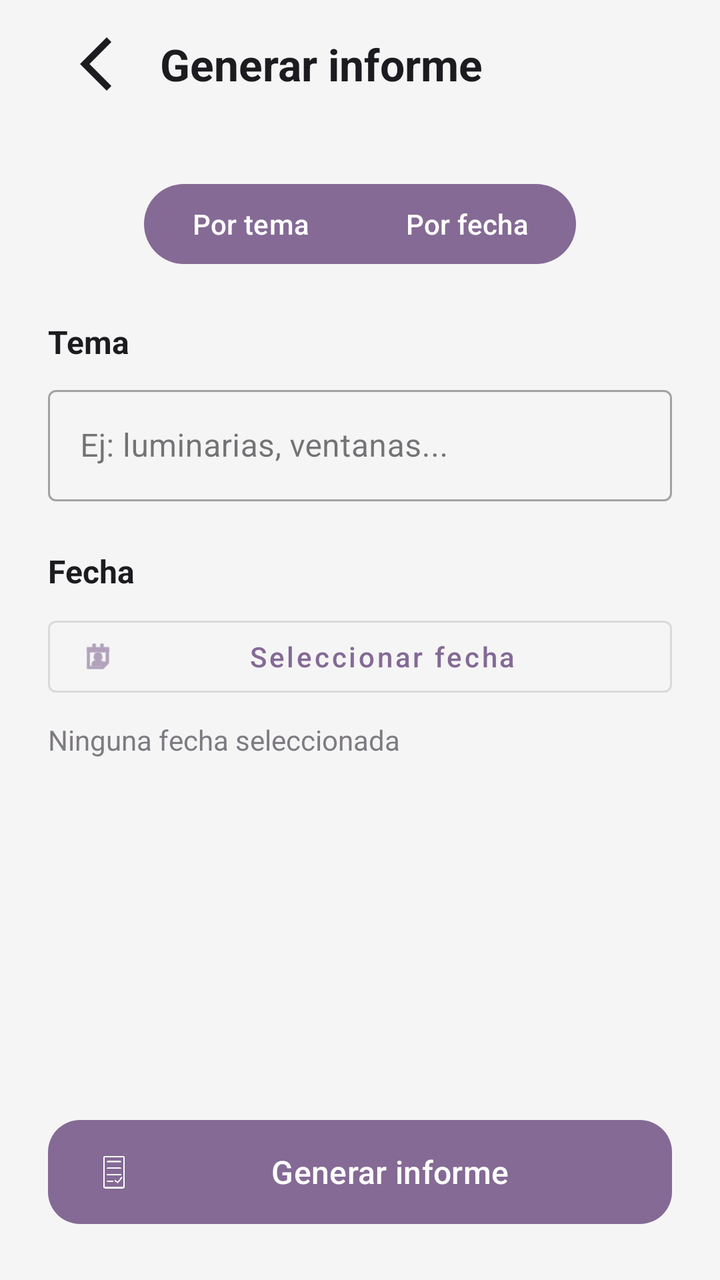
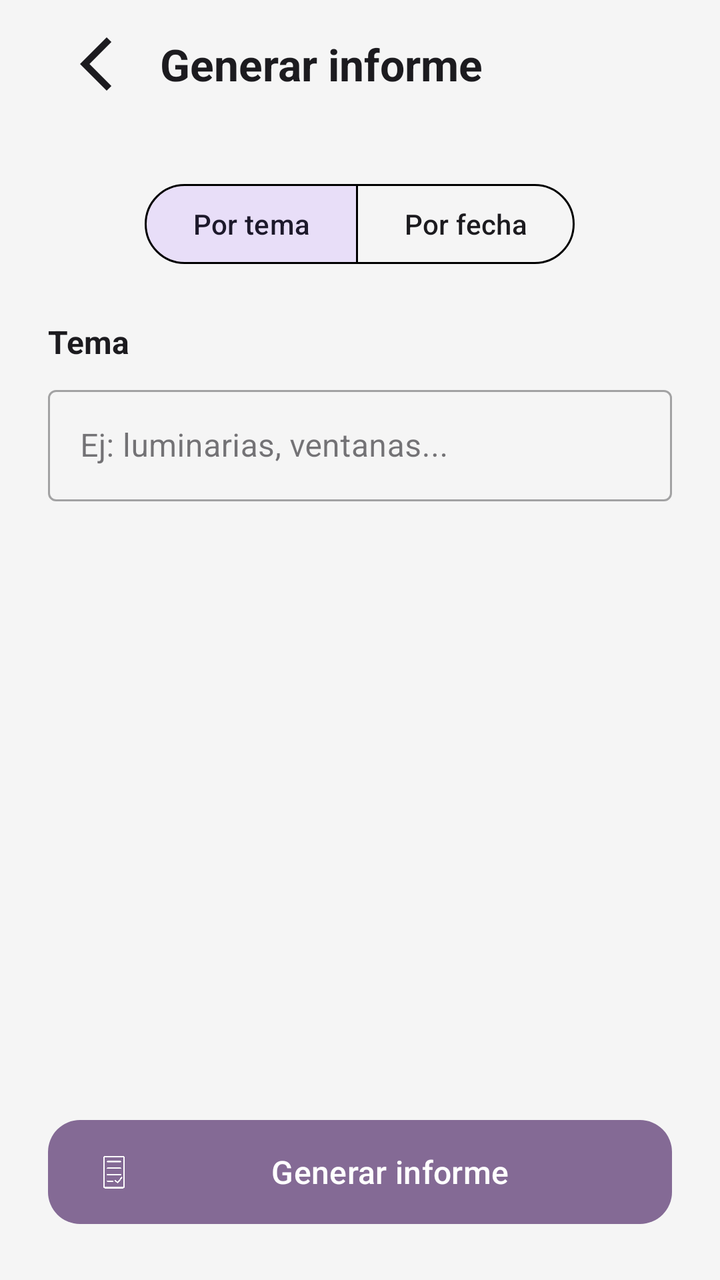

Two renders of the same Android screen: before a commit and after it. Below are the layout's source before the change and the commit's diff.
<!-- AndroidManifest.xml: application theme Theme.BuildLogAI -->
<!-- res/layout/activity_generate_report.xml -->
<?xml version="1.0" encoding="utf-8"?>
<androidx.constraintlayout.widget.ConstraintLayout
    xmlns:android="http://schemas.android.com/apk/res/android"
    xmlns:app="http://schemas.android.com/apk/res-auto"
    android:layout_width="match_parent"
    android:layout_height="match_parent"
    android:background="?android:attr/colorBackground"
    android:fitsSystemWindows="true">

    
    <LinearLayout
        android:id="@+id/layoutHeader"
        android:layout_width="0dp"
        android:layout_height="wrap_content"
        android:orientation="horizontal"
        android:padding="16dp"
        android:gravity="center_vertical"
        app:layout_constraintTop_toTopOf="parent"
        app:layout_constraintStart_toStartOf="parent"
        app:layout_constraintEnd_toEndOf="parent">

        <ImageView
            android:id="@+id/btnBack"
            android:layout_width="32dp"
            android:layout_height="32dp"
            android:layout_marginStart="16dp"
            android:src="@drawable/outline_arrow_back_ios_new_24"
            android:contentDescription="@string/common_cancel"
            android:clickable="true"
            android:focusable="true"
            app:tint="?attr/colorOnSurface"
            android:background="?attr/selectableItemBackgroundBorderless"
            app:layout_constraintTop_toTopOf="@id/tvTitle"
            app:layout_constraintBottom_toBottomOf="@id/tvTitle"
            app:layout_constraintStart_toStartOf="parent" />

        <TextView
            android:layout_width="wrap_content"
            android:layout_height="wrap_content"
            android:text="Generar informe"
            android:textSize="22sp"
            android:textStyle="bold"
            android:textColor="?attr/colorOnSurface"
            android:layout_marginStart="16dp"/>
    </LinearLayout>

    
    <LinearLayout
        android:id="@+id/layoutContent"
        android:layout_width="0dp"
        android:layout_height="wrap_content"
        android:orientation="vertical"
        android:padding="24dp"
        app:layout_constraintTop_toBottomOf="@id/layoutHeader"
        app:layout_constraintStart_toStartOf="parent"
        app:layout_constraintEnd_toEndOf="parent">

    
    <com.google.android.material.button.MaterialButtonToggleGroup
        android:id="@+id/toggleMode"
        android:layout_width="wrap_content"
        android:layout_height="wrap_content"
        android:layout_marginBottom="24dp"
        android:layout_gravity="center_horizontal"
        app:singleSelection="true">

        <com.google.android.material.button.MaterialButton
            android:id="@+id/btnModeTopic"
            android:layout_width="wrap_content"
            android:layout_height="wrap_content"
            android:text="Por tema"/>

        <com.google.android.material.button.MaterialButton
            android:id="@+id/btnModeDate"
            android:layout_width="wrap_content"
            android:layout_height="wrap_content"
            android:text="Por fecha"/>

    </com.google.android.material.button.MaterialButtonToggleGroup>

    
    <TextView
        android:id="@+id/tvTopicLabel"
        android:layout_width="wrap_content"
        android:layout_height="wrap_content"
        android:text="Tema"
        android:textStyle="bold"
        android:textSize="16sp"
        android:textColor="?attr/colorOnSurface"/>

    <com.google.android.material.textfield.TextInputLayout
        android:id="@+id/layoutTopic"
        android:layout_width="match_parent"
        android:layout_height="wrap_content"
        android:layout_marginTop="8dp"
        style="@style/Widget.MaterialComponents.TextInputLayout.OutlinedBox">

        <com.google.android.material.textfield.TextInputEditText
            android:id="@+id/etTopic"
            android:layout_width="match_parent"
            android:layout_height="wrap_content"
            android:hint="Ej: luminarias, ventanas..."
            android:textColor="?attr/colorOnSurface"
            android:inputType="text"/>

    </com.google.android.material.textfield.TextInputLayout>

    
    <TextView
        android:id="@+id/tvDateLabel"
        android:layout_width="wrap_content"
        android:layout_height="wrap_content"
        android:layout_marginTop="24dp"
        android:text="Fecha"
        android:textStyle="bold"
        android:textSize="16sp"
        android:textColor="?attr/colorOnSurface"/>

    <com.google.android.material.button.MaterialButton
        android:id="@+id/btnSelectDate"
        style="@style/Widget.MaterialComponents.Button.OutlinedButton"
        android:layout_width="match_parent"
        android:layout_height="wrap_content"
        android:layout_marginTop="8dp"
        android:text="Seleccionar fecha"
        android:textAllCaps="false"
        app:icon="@android:drawable/ic_menu_my_calendar"
        app:iconTint="?attr/colorPrimary"/>

    <TextView
        android:id="@+id/tvSelectedDate"
        android:layout_width="wrap_content"
        android:layout_height="wrap_content"
        android:layout_marginTop="8dp"
        android:text="Ninguna fecha seleccionada"
        android:textColor="?attr/colorOnSurfaceVariant"
        android:alpha="0.7"/>
    </LinearLayout>

    
    <com.google.android.material.button.MaterialButton
        android:id="@+id/btnGenerate"
        android:layout_width="0dp"
        android:layout_height="60dp"
        android:layout_margin="24dp"
        android:text="Generar informe"
        android:textAllCaps="false"
        android:minHeight="60dp"
        app:backgroundTint="?attr/colorPrimary"
        android:textColor="?attr/colorOnPrimary"
        app:icon="@drawable/ic_report"
        app:iconPadding="12dp"
        app:iconTint="?attr/colorOnPrimary"
        app:layout_constraintBottom_toBottomOf="parent"
        app:layout_constraintStart_toStartOf="parent"
        app:layout_constraintEnd_toEndOf="parent"
        android:textSize="16sp"
        app:cornerRadius="16dp"/>

    <ProgressBar
        android:id="@+id/progressBar"
        android:layout_width="wrap_content"
        android:layout_height="wrap_content"
        android:visibility="gone"
        android:layout_marginBottom="16dp"
        app:layout_constraintBottom_toTopOf="@id/btnGenerate"
        app:layout_constraintStart_toStartOf="parent"
        app:layout_constraintEnd_toEndOf="parent"/>

</androidx.constraintlayout.widget.ConstraintLayout>
<!-- resources referenced by this layout -->
<resources>
  <!-- drawable ic_report: png bitmap (drawable, 10909 bytes) -->
  <!-- drawable outline_arrow_back_ios_new_24 (drawable) -->
  <vector xmlns:android="http://schemas.android.com/apk/res/android" android:autoMirrored="true" android:height="24dp" android:tint="#000000" android:viewportHeight="960" android:viewportWidth="960" android:width="24dp">
        
      <path android:fillColor="@android:color/white" android:pathData="M640,880L240,480L640,80L711,151L382,480L711,809L640,880Z"/>
      
  </vector>
  <string name="common_cancel">Cancelar</string>
  <style name="Theme.BuildLogAI" parent="Base.Theme.BuildLogAI" />
  <style name="Base.Theme.BuildLogAI" parent="Theme.Material3.DayNight.NoActionBar">
          
          <item name="colorPrimary">#846A95</item>
          <item name="colorOnPrimary">#FFFFFF</item>
          <item name="colorPrimaryContainer">#EADDFF</item>
          <item name="colorOnPrimaryContainer">#21005D</item>
  
          
          <item name="android:colorBackground">#F5F5F5</item>
          <item name="colorSurface">#FFFFFF</item>
          <item name="colorSurfaceVariant">#E7E0EC</item>
          <item name="colorOnSurface">#1C1B1F</item>
          <item name="colorOnSurfaceVariant">#49454F</item>
  
          
          <item name="colorOutline">#000000</item>
          <item name="colorOutlineVariant">#C4C7C5</item>
      </style>
</resources>

<!-- the commit's change to res/layout/activity_generate_report.xml (unified diff, before → after) -->
@@ -56,22 +56,25 @@
         app:layout_constraintEnd_toEndOf="parent">
 
     
-    <com.google.android.material.button.MaterialButtonToggleGroup
-        android:id="@+id/toggleMode"
-        android:layout_width="wrap_content"
-        android:layout_height="wrap_content"
-        android:layout_marginBottom="24dp"
-        android:layout_gravity="center_horizontal"
-        app:singleSelection="true">
+        <com.google.android.material.button.MaterialButtonToggleGroup
+            android:id="@+id/toggleMode"
+            android:layout_width="wrap_content"
+            android:layout_height="wrap_content"
+            android:layout_marginBottom="24dp"
+            android:layout_gravity="center_horizontal"
+            app:singleSelection="true"
+            app:checkedButton="@id/btnModeTopic">
 
         <com.google.android.material.button.MaterialButton
             android:id="@+id/btnModeTopic"
+            style="@style/Widget.Material3.Button.OutlinedButton"
             android:layout_width="wrap_content"
             android:layout_height="wrap_content"
-            android:text="Por tema"/>
+            android:text="Por tema" />
 
         <com.google.android.material.button.MaterialButton
             android:id="@+id/btnModeDate"
+            style="@style/Widget.Material3.Button.OutlinedButton"
             android:layout_width="wrap_content"
             android:layout_height="wrap_content"
             android:text="Por fecha"/>
@@ -79,62 +82,75 @@
     </com.google.android.material.button.MaterialButtonToggleGroup>
 
     
-    <TextView
-        android:id="@+id/tvTopicLabel"
-        android:layout_width="wrap_content"
-        android:layout_height="wrap_content"
-        android:text="Tema"
-        android:textStyle="bold"
-        android:textSize="16sp"
-        android:textColor="?attr/colorOnSurface"/>
-
-    <com.google.android.material.textfield.TextInputLayout
-        android:id="@+id/layoutTopic"
+    <LinearLayout
+        android:id="@+id/layoutTopicSection"
         android:layout_width="match_parent"
         android:layout_height="wrap_content"
-        android:layout_marginTop="8dp"
-        style="@style/Widget.MaterialComponents.TextInputLayout.OutlinedBox">
+        android:orientation="vertical">
+        <TextView
+            android:id="@+id/tvTopicLabel"
+            android:layout_width="wrap_content"
+            android:layout_height="wrap_content"
+            android:text="Tema"
+            android:textStyle="bold"
+            android:textSize="16sp"
+            android:textColor="?attr/colorOnSurface"/>
 
-        <com.google.android.material.textfield.TextInputEditText
-            android:id="@+id/etTopic"
+        <com.google.android.material.textfield.TextInputLayout
+            android:id="@+id/layoutTopic"
             android:layout_width="match_parent"
             android:layout_height="wrap_content"
-            android:hint="Ej: luminarias, ventanas..."
-            android:textColor="?attr/colorOnSurface"
-            android:inputType="text"/>
+            android:layout_marginTop="8dp"
+            style="@style/Widget.MaterialComponents.TextInputLayout.OutlinedBox">
 
-    </com.google.android.material.textfield.TextInputLayout>
+            <com.google.android.material.textfield.TextInputEditText
+                android:id="@+id/etTopic"
+                android:layout_width="match_parent"
+                android:layout_height="wrap_content"
+                android:hint="Ej: luminarias, ventanas..."
+                android:textColor="?attr/colorOnSurface"
+                android:inputType="text"/>
 
+        </com.google.android.material.textfield.TextInputLayout>
+    </LinearLayout>
     
-    <TextView
-        android:id="@+id/tvDateLabel"
-        android:layout_width="wrap_content"
-        android:layout_height="wrap_content"
-        android:layout_marginTop="24dp"
-        android:text="Fecha"
-        android:textStyle="bold"
-        android:textSize="16sp"
-        android:textColor="?attr/colorOnSurface"/>
-
-    <com.google.android.material.button.MaterialButton
-        android:id="@+id/btnSelectDate"
-        style="@style/Widget.MaterialComponents.Button.OutlinedButton"
+    <LinearLayout
+        android:id="@+id/layoutDateSection"
         android:layout_width="match_parent"
         android:layout_height="wrap_content"
-        android:layout_marginTop="8dp"
-        android:text="Seleccionar fecha"
-        android:textAllCaps="false"
-        app:icon="@android:drawable/ic_menu_my_calendar"
-        app:iconTint="?attr/colorPrimary"/>
+        android:orientation="vertical"
+        android:visibility="gone">
 
-    <TextView
-        android:id="@+id/tvSelectedDate"
-        android:layout_width="wrap_content"
-        android:layout_height="wrap_content"
-        android:layout_marginTop="8dp"
-        android:text="Ninguna fecha seleccionada"
-        android:textColor="?attr/colorOnSurfaceVariant"
-        android:alpha="0.7"/>
+        <TextView
+            android:id="@+id/tvDateLabel"
+            android:layout_width="wrap_content"
+            android:layout_height="wrap_content"
+            android:layout_marginTop="24dp"
+            android:text="Fecha"
+            android:textStyle="bold"
+            android:textSize="16sp"
+            android:textColor="?attr/colorOnSurface"/>
+
+        <com.google.android.material.button.MaterialButton
+            android:id="@+id/btnSelectDate"
+            style="@style/Widget.MaterialComponents.Button.OutlinedButton"
+            android:layout_width="match_parent"
+            android:layout_height="wrap_content"
+            android:layout_marginTop="8dp"
+            android:text="Seleccionar fecha"
+            android:textAllCaps="false"
+            app:icon="@android:drawable/ic_menu_my_calendar"
+            app:iconTint="?attr/colorPrimary"/>
+
+        <TextView
+            android:id="@+id/tvSelectedDate"
+            android:layout_width="wrap_content"
+            android:layout_height="wrap_content"
+            android:layout_marginTop="8dp"
+            android:text="Ninguna fecha seleccionada"
+            android:textColor="?attr/colorOnSurfaceVariant"
+            android:alpha="0.7"/>
+        </LinearLayout>
     </LinearLayout>
 
     
